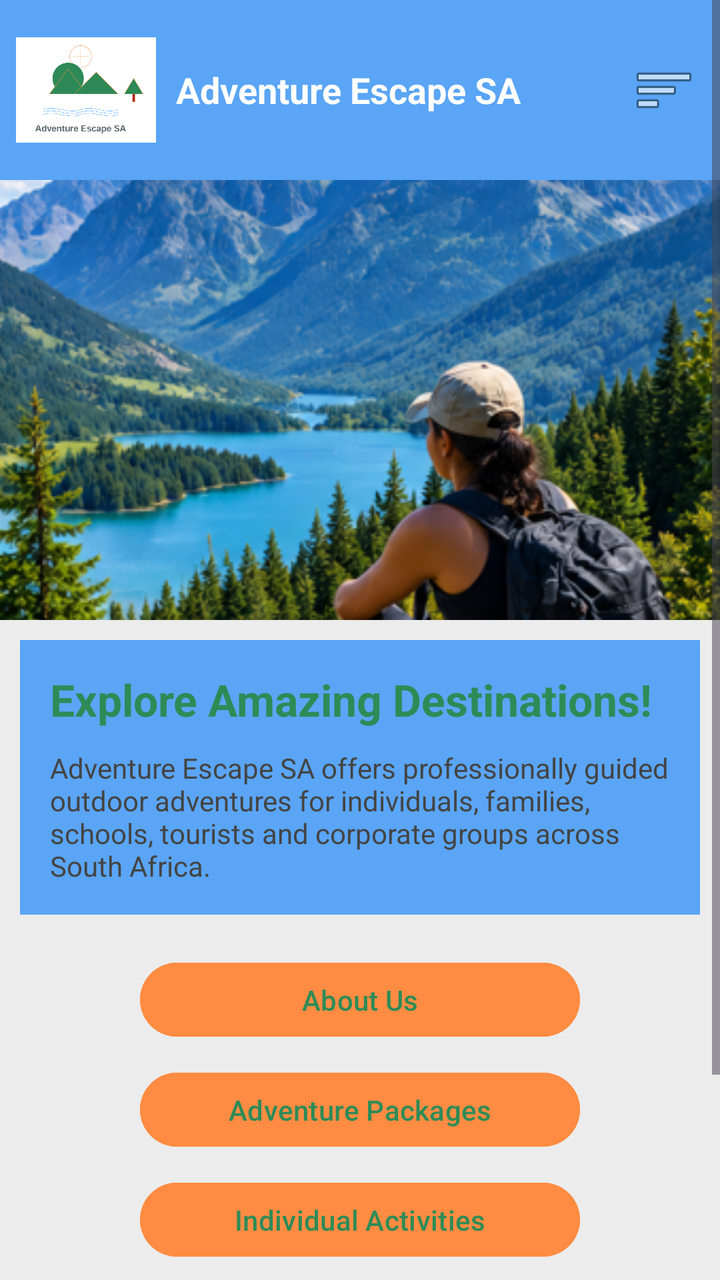
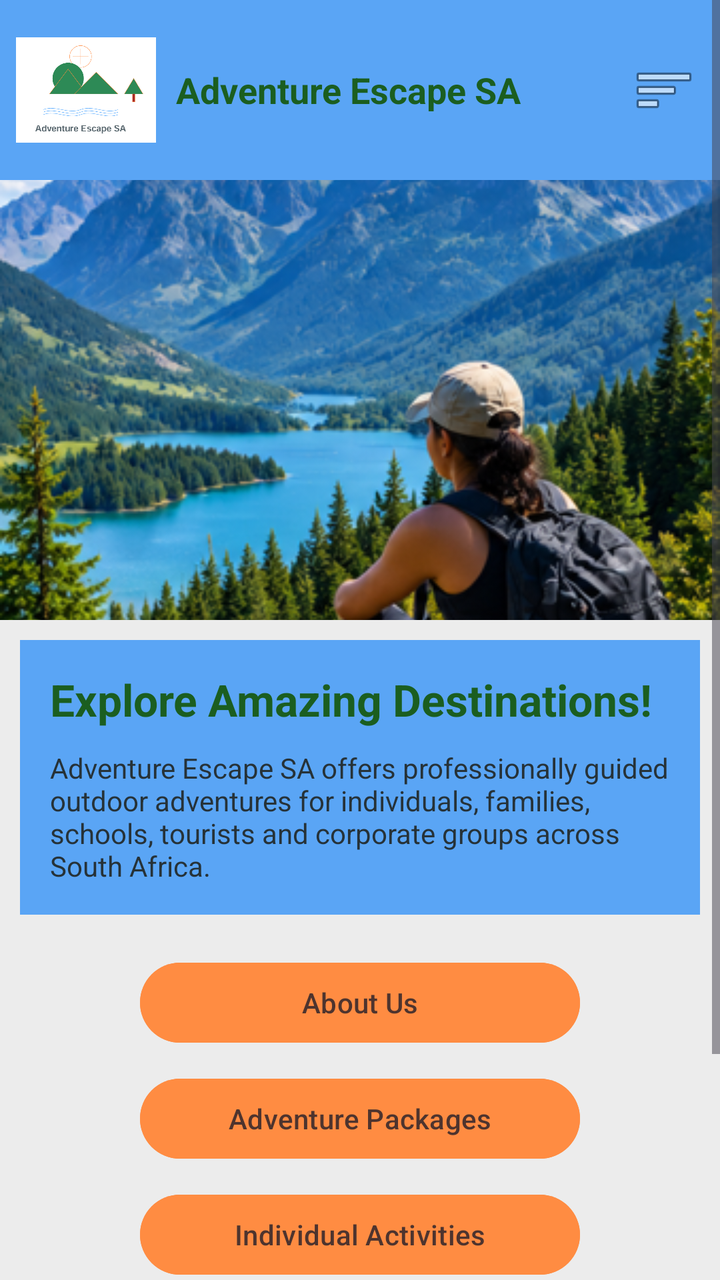

Screens rendered from an Android XML layout before and after an edit, with the pre-edit source and the edit as a unified diff.
<!-- AndroidManifest.xml: application theme Theme.AdventureEscapeSA -->
<!-- res/layout/activity_home.xml -->
<?xml version="1.0" encoding="utf-8"?>
<ScrollView xmlns:android="http://schemas.android.com/apk/res/android"
    xmlns:tools="http://schemas.android.com/tools"
    android:layout_width="match_parent"
    android:layout_height="match_parent"
    android:background="#ECECEC">

    <LinearLayout
        android:layout_width="match_parent"
        android:layout_height="wrap_content"
        android:orientation="vertical">

        

        <LinearLayout
            android:layout_width="match_parent"
            android:layout_height="90dp"
            android:background="#5AA5F5"
            android:orientation="horizontal"
            android:gravity="center_vertical"
            android:padding="8dp">

            

            <ImageView
                android:id="@+id/imgLogo"
                android:layout_width="70dp"
                android:layout_height="70dp"
                android:src="@drawable/logo"
                tools:ignore="ContentDescription" />

            

            <TextView
                android:layout_width="0dp"
                android:layout_height="wrap_content"
                android:layout_weight="1"
                android:layout_marginStart="10dp"
                android:text="Adventure Escape SA"
                android:textColor="#FFFFFF"
                android:textSize="18sp"
                android:textStyle="bold"
                tools:ignore="HardcodedText" />

            

            <ImageButton
                android:id="@+id/btnMenu"
                android:layout_width="40dp"
                android:layout_height="40dp"
                android:background="@android:color/transparent"
                android:importantForAccessibility="no"
                android:src="@android:drawable/ic_menu_sort_by_size" />

        </LinearLayout>

        

        <ImageView
            android:id="@+id/imgHome"
            android:layout_width="match_parent"
            android:layout_height="220dp"
            android:contentDescription="TODO"
            android:src="@drawable/home_page"
            android:scaleType="centerCrop"
            tools:ignore="ContentDescription,HardcodedText" />

        

        <LinearLayout
            android:layout_width="match_parent"
            android:layout_height="wrap_content"
            android:layout_margin="10dp"
            android:background="#5AA5F5"
            android:orientation="vertical"
            android:padding="15dp">

            <TextView
                android:layout_width="wrap_content"
                android:layout_height="wrap_content"
                android:text="Explore Amazing Destinations!"
                android:textColor="#2E8B57"
                android:textSize="22sp"
                android:textStyle="bold"
                tools:ignore="HardcodedText" />

            <TextView
                android:layout_width="match_parent"
                android:layout_height="wrap_content"
                android:layout_marginTop="10dp"
                android:text="Adventure Escape SA offers professionally guided outdoor adventures for individuals, families, schools, tourists and corporate groups across South Africa."
                android:textColor="#444444"
                android:textSize="14sp"
                tools:ignore="HardcodedText" />

        </LinearLayout>

        

        <Button
            android:id="@+id/btnAbout"
            android:layout_width="220dp"
            android:layout_height="45dp"
            android:layout_gravity="center"
            android:layout_marginTop="10dp"
            android:text="About Us"
            android:textColor="#2E8B57"
            android:backgroundTint="#FF8C42"
            tools:ignore="HardcodedText" />

        <Button
            android:id="@+id/btnPackages"
            android:layout_width="220dp"
            android:layout_height="45dp"
            android:layout_gravity="center"
            android:layout_marginTop="10dp"
            android:text="Adventure Packages"
            android:textColor="#2E8B57"
            android:backgroundTint="#FF8C42"
            tools:ignore="HardcodedText" />

        <Button
            android:id="@+id/btnActivities"
            android:layout_width="220dp"
            android:layout_height="45dp"
            android:layout_gravity="center"
            android:layout_marginTop="10dp"
            android:text="@string/individual_activities"
            android:textColor="#2E8B57"
            android:backgroundTint="#FF8C42" />

        <Button
            android:id="@+id/btnCalculator"
            android:layout_width="220dp"
            android:layout_height="45dp"
            android:layout_gravity="center"
            android:layout_marginTop="10dp"
            android:text="@string/calculate_fees"
            android:textColor="#2E8B57"
            android:backgroundTint="#FF8C42" />

        <Button
            android:id="@+id/btnContact"
            android:layout_width="220dp"
            android:layout_height="45dp"
            android:layout_gravity="center"
            android:layout_marginTop="10dp"
            android:layout_marginBottom="20dp"
            android:text="@string/ContactUs"
            android:textColor="#2E8B57"
            android:backgroundTint="#FF8C42" />

    </LinearLayout>

</ScrollView>
<!-- resources referenced by this layout -->
<resources>
  <!-- drawable home_page: png bitmap (drawable, 260388 bytes) -->
  <!-- drawable logo: png bitmap (drawable, 26991 bytes) -->
  <string name="ContactUs">Contact Us</string>
  <string name="calculate_fees">Calculate Fees</string>
  <string name="individual_activities">Individual Activities</string>
  <style name="Theme.AdventureEscapeSA" parent="Base.Theme.AdventureEscapeSA" />
  <style name="Base.Theme.AdventureEscapeSA" parent="Theme.Material3.DayNight.NoActionBar">
          
          
      </style>
</resources>

<!-- the commit's change to res/layout/activity_home.xml (unified diff, before → after) -->
@@ -27,17 +27,17 @@
                 android:layout_width="70dp"
                 android:layout_height="70dp"
                 android:src="@drawable/logo"
-                tools:ignore="ContentDescription" />
+                tools:ignore="ContentDescription,ImageContrastCheck" />
 
             
 
             <TextView
                 android:layout_width="0dp"
                 android:layout_height="wrap_content"
+                android:layout_marginStart="10dp"
                 android:layout_weight="1"
-                android:layout_marginStart="10dp"
                 android:text="Adventure Escape SA"
-                android:textColor="#FFFFFF"
+                android:textColor="#1B5E20"
                 android:textSize="18sp"
                 android:textStyle="bold"
                 tools:ignore="HardcodedText" />
@@ -50,7 +50,8 @@
                 android:layout_height="40dp"
                 android:background="@android:color/transparent"
                 android:importantForAccessibility="no"
-                android:src="@android:drawable/ic_menu_sort_by_size" />
+                android:src="@android:drawable/ic_menu_sort_by_size"
+                tools:ignore="ImageContrastCheck,TouchTargetSizeCheck" />
 
         </LinearLayout>
 
@@ -79,7 +80,7 @@
                 android:layout_width="wrap_content"
                 android:layout_height="wrap_content"
                 android:text="Explore Amazing Destinations!"
-                android:textColor="#2E8B57"
+                android:textColor="#1B5E20"
                 android:textSize="22sp"
                 android:textStyle="bold"
                 tools:ignore="HardcodedText" />
@@ -89,9 +90,9 @@
                 android:layout_height="wrap_content"
                 android:layout_marginTop="10dp"
                 android:text="Adventure Escape SA offers professionally guided outdoor adventures for individuals, families, schools, tourists and corporate groups across South Africa."
-                android:textColor="#444444"
+                android:textColor="#263238"
                 android:textSize="14sp"
-                tools:ignore="HardcodedText" />
+                tools:ignore="HardcodedText,VisualLintLongText" />
 
         </LinearLayout>
 
@@ -100,55 +101,55 @@
         <Button
             android:id="@+id/btnAbout"
             android:layout_width="220dp"
-            android:layout_height="45dp"
+            android:layout_height="48dp"
             android:layout_gravity="center"
             android:layout_marginTop="10dp"
+            android:backgroundTint="#FF8C42"
             android:text="About Us"
-            android:textColor="#2E8B57"
-            android:backgroundTint="#FF8C42"
+            android:textColor="#4E342E"
             tools:ignore="HardcodedText" />
 
         <Button
             android:id="@+id/btnPackages"
             android:layout_width="220dp"
-            android:layout_height="45dp"
+            android:layout_height="48dp"
             android:layout_gravity="center"
             android:layout_marginTop="10dp"
+            android:backgroundTint="#FF8C42"
             android:text="Adventure Packages"
-            android:textColor="#2E8B57"
-            android:backgroundTint="#FF8C42"
+            android:textColor="#4E342E"
             tools:ignore="HardcodedText" />
 
         <Button
             android:id="@+id/btnActivities"
             android:layout_width="220dp"
-            android:layout_height="45dp"
+            android:layout_height="48dp"
             android:layout_gravity="center"
             android:layout_marginTop="10dp"
+            android:backgroundTint="#FF8C42"
             android:text="@string/individual_activities"
-            android:textColor="#2E8B57"
-            android:backgroundTint="#FF8C42" />
+            android:textColor="#4E342E" />
 
         <Button
             android:id="@+id/btnCalculator"
             android:layout_width="220dp"
-            android:layout_height="45dp"
+            android:layout_height="48dp"
             android:layout_gravity="center"
             android:layout_marginTop="10dp"
+            android:backgroundTint="#FF8C42"
             android:text="@string/calculate_fees"
-            android:textColor="#2E8B57"
-            android:backgroundTint="#FF8C42" />
+            android:textColor="#4E342E" />
 
         <Button
             android:id="@+id/btnContact"
             android:layout_width="220dp"
-            android:layout_height="45dp"
+            android:layout_height="48dp"
             android:layout_gravity="center"
             android:layout_marginTop="10dp"
             android:layout_marginBottom="20dp"
+            android:backgroundTint="#FF8C42"
             android:text="@string/ContactUs"
-            android:textColor="#2E8B57"
-            android:backgroundTint="#FF8C42" />
+            android:textColor="#4E342E" />
 
     </LinearLayout>
 
